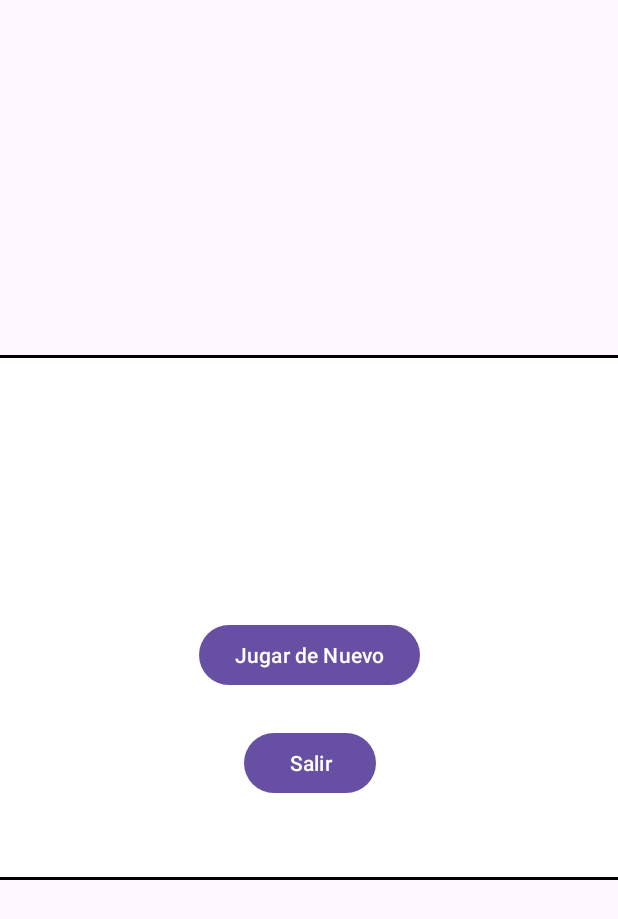
After one commit to codaki/Pry_Proyecto_Final_Primer_Parcial, an Android app: the layout popup_victoria.xml on its own in the app's theme, with its tools: preview values and no code run, on a phone screen of 412 x 824 dp. The commit adds this screen. Shown: the top 919 px of the screen. Run offline under Robolectric (Android 15) with nearby library versions, the phone set to English and light mode, and no system bars.

Commit message:
Funcional el bingo, no bonito

```diff
--- a/app/src/main/AndroidManifest.xml
+++ b/app/src/main/AndroidManifest.xml
@@ -15,11 +15,11 @@
         <activity
             android:name=".Memoria"
             android:exported="false"
-            android:screenOrientation="landscape"/>
+            android:screenOrientation="landscape" />
         <activity
             android:name=".Bingo"
             android:exported="false"
-            android:screenOrientation="landscape"/>
+            android:screenOrientation="landscape" />
         <activity
             android:name=".MainActivity"
             android:exported="true"
--- /dev/null
+++ b/app/src/main/res/drawable/popup_background.xml
@@ -0,0 +1,8 @@
+<?xml version="1.0" encoding="utf-8"?>
+<shape xmlns:android="http://schemas.android.com/apk/res/android">
+    <solid android:color="#FFFFFF" />
+    <corners android:radius="10dp" />
+    <stroke
+        android:width="2dp"
+        android:color="@color/material_dynamic_primary0" />
+</shape>
--- a/app/src/main/res/layout/activity_bingo.xml
+++ b/app/src/main/res/layout/activity_bingo.xml
@@ -17,7 +17,8 @@
         app:layout_constraintStart_toStartOf="parent"
         app:layout_constraintTop_toTopOf="parent"
         app:layout_constraintVertical_bias="0.044"
-        app:srcCompat="@drawable/botonregresar" />
+        app:srcCompat="@drawable/botonregresar"
+        android:onClick="salir"/>
 
     <TextView
         android:id="@+id/num_6"
--- /dev/null
+++ b/app/src/main/res/layout/popup_victoria.xml
@@ -0,0 +1,33 @@
+<?xml version="1.0" encoding="utf-8"?>
+<androidx.constraintlayout.widget.ConstraintLayout xmlns:android="http://schemas.android.com/apk/res/android"
+    xmlns:app="http://schemas.android.com/apk/res-auto"
+    xmlns:tools="http://schemas.android.com/tools"
+    android:layout_width="450dp"
+    android:layout_height="350dp"
+    android:layout_gravity="center"
+    android:background="@drawable/popup_background">
+
+    <Button
+        android:id="@+id/btn_jugar_de_nuevo"
+        android:layout_width="wrap_content"
+        android:layout_height="wrap_content"
+        android:text="Jugar de Nuevo"
+        app:layout_constraintBottom_toBottomOf="parent"
+        app:layout_constraintEnd_toEndOf="parent"
+        app:layout_constraintHorizontal_bias="0.501"
+        app:layout_constraintStart_toStartOf="parent"
+        app:layout_constraintTop_toTopOf="parent"
+        app:layout_constraintVertical_bias="0.582" />
+
+    <Button
+        android:layout_width="wrap_content"
+        android:layout_height="wrap_content"
+        android:text="Salir"
+        app:layout_constraintBottom_toBottomOf="parent"
+        app:layout_constraintEnd_toEndOf="parent"
+        app:layout_constraintStart_toStartOf="parent"
+        app:layout_constraintTop_toTopOf="parent"
+        app:layout_constraintVertical_bias="0.821"
+        android:id="@+id/btn_Salir"/>
+
+</androidx.constraintlayout.widget.ConstraintLayout>
```
Also changed, not shown: app/src/main/java/com/example/pry_proyecto_final_primer_parcial/Bingo.kt (+69 -4 lines).
